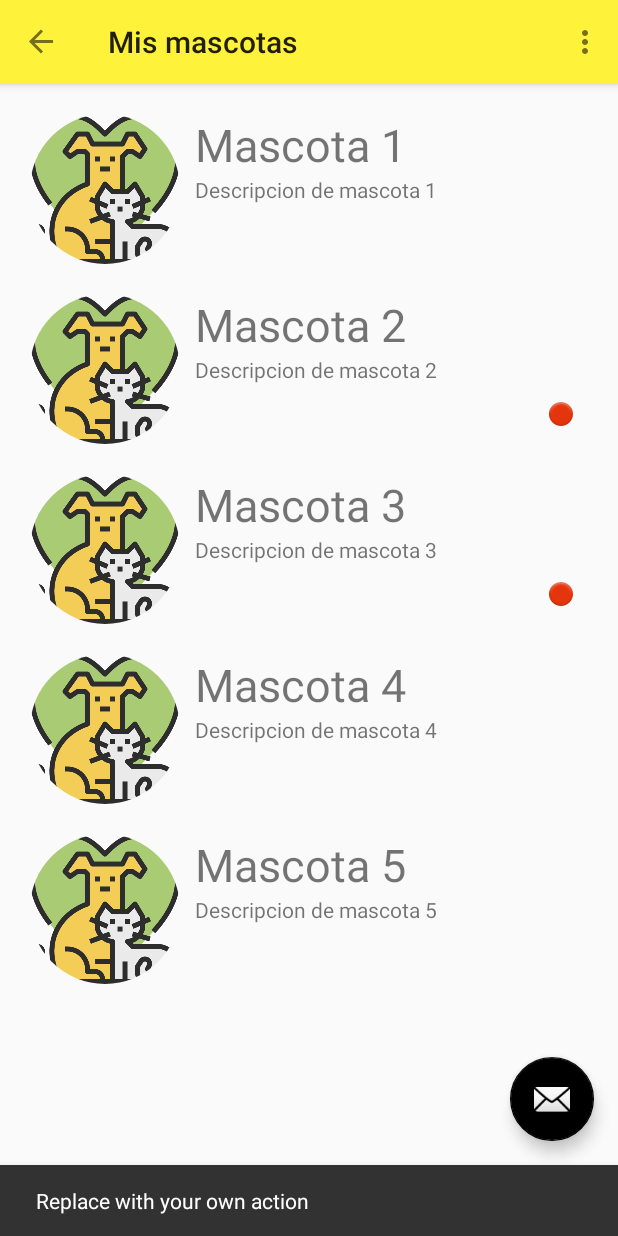
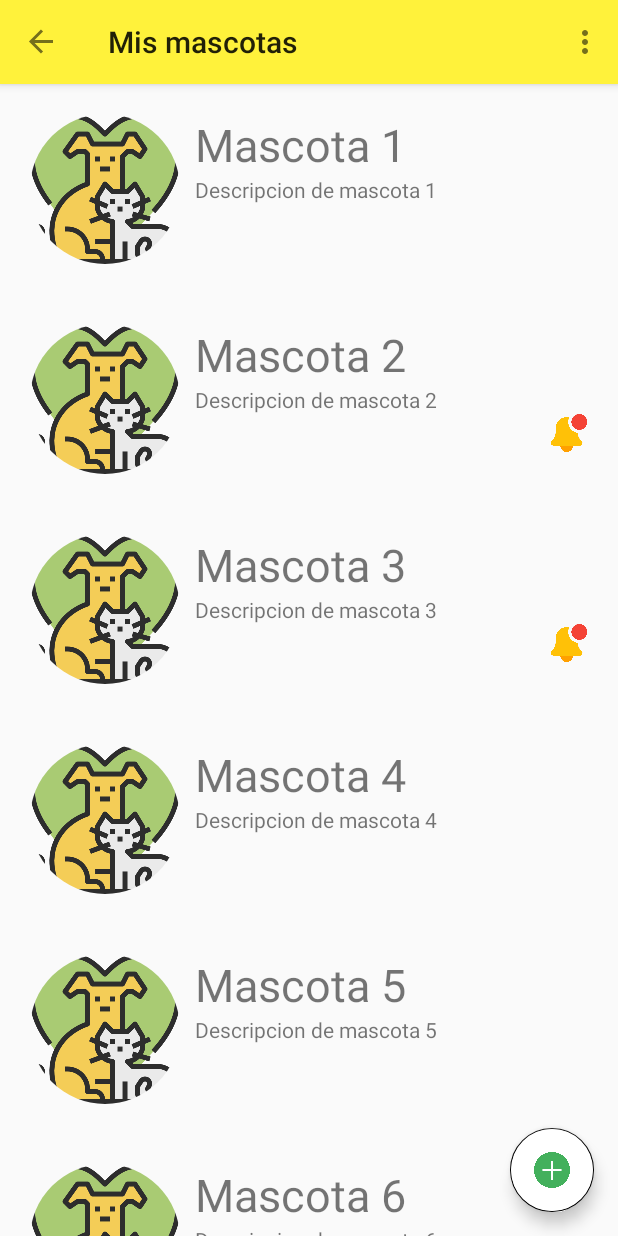
Before and after one commit to srquike/care4pets-android, an Android app: the screen it shows after launch (MainActivity), after a tap on an icon or button, on a phone screen of 412 x 824 dp. Run offline under Robolectric (Android 15) with nearby library versions, the phone set to English and light mode, and no system bars; our stand-ins replace CircleImageView, navigation-ui; 1 other tap on this screen came first.

Commit message:
Se agregó el botón flotante para agregar nueva mascota.

```diff
--- a/app/src/main/java/sv/edu/catolica/care4pets/MainActivity.java
+++ b/app/src/main/java/sv/edu/catolica/care4pets/MainActivity.java
@@ -29,13 +29,17 @@ public class MainActivity extends AppCompatActivity {
         setContentView(binding.getRoot());
 
         setSupportActionBar(binding.appBarMain.toolbar);
-        binding.appBarMain.fab.setOnClickListener(new View.OnClickListener() {
+
+        // Código para el botón flotante
+        /* binding.appBarMain.fab.setOnClickListener(new View.OnClickListener() {
             @Override
             public void onClick(View view) {
                 Snackbar.make(view, "Replace with your own action", Snackbar.LENGTH_LONG)
                         .setAction("Action", null).show();
             }
         });
+        */
+
         DrawerLayout drawer = binding.drawerLayout;
         NavigationView navigationView = binding.navView;
         // Passing each menu ID as a set of Ids because each
--- a/app/src/main/java/sv/edu/catolica/care4pets/MascotasFragment.java
+++ b/app/src/main/java/sv/edu/catolica/care4pets/MascotasFragment.java
@@ -1,6 +1,8 @@
 package sv.edu.catolica.care4pets;
 
 import android.os.Bundle;
+import android.support.design.widget.FloatingActionButton;
+import android.support.design.widget.Snackbar;
 import android.support.v4.app.Fragment;
 import android.support.v7.widget.LinearLayoutManager;
 import android.support.v7.widget.RecyclerView;
@@ -69,6 +71,15 @@ public class MascotasFragment extends Fragment {
         lstMascotas = new ArrayList<>();
         recyclerView = (RecyclerView) vistaMascotas.findViewById(R.id.rcrMascotas);
 
+        FloatingActionButton floatingActionButton = (FloatingActionButton) vistaMascotas.findViewById(R.id.fab);
+        floatingActionButton.setOnClickListener(new View.OnClickListener() {
+            @Override
+            public void onClick(View v) {
+                Snackbar.make(v, "Se hizo click en el boton nueva mascota!", Snackbar.LENGTH_LONG)
+                        .setAction("Action", null).show();
+            }
+        });
+
         recyclerView.setLayoutManager(new LinearLayoutManager(getContext()));
 
         LlenarLista();
@@ -86,5 +97,7 @@ public class MascotasFragment extends Fragment {
         lstMascotas.add(new MascotaViewHolder("Mascota 3", "Descripcion de mascota 3", R.drawable.pet, true));
         lstMascotas.add(new MascotaViewHolder("Mascota 4", "Descripcion de mascota 4", R.drawable.pet, false));
         lstMascotas.add(new MascotaViewHolder("Mascota 5", "Descripcion de mascota 5", R.drawable.pet, false));
+        lstMascotas.add(new MascotaViewHolder("Mascota 6", "Descripcion de mascota 6", R.drawable.pet, true));
+        lstMascotas.add(new MascotaViewHolder("Mascota 7", "Descripcion de mascota 7", R.drawable.pet, true));
     }
 }
--- a/app/src/main/res/layout/app_bar_main.xml
+++ b/app/src/main/res/layout/app_bar_main.xml
@@ -23,6 +23,7 @@
 
     <include layout="@layout/content_main" />
 
+    <!--
     <android.support.design.widget.FloatingActionButton
         android:id="@+id/fab"
         android:layout_width="wrap_content"
@@ -31,5 +32,5 @@
         android:layout_marginEnd="@dimen/fab_margin"
         android:layout_marginBottom="16dp"
         app:srcCompat="@android:drawable/ic_dialog_email" />
-
+    -->
 </android.support.design.widget.CoordinatorLayout>
--- a/app/src/main/res/layout/content_main.xml
+++ b/app/src/main/res/layout/content_main.xml
@@ -1,5 +1,6 @@
 <?xml version="1.0" encoding="utf-8"?>
-<android.support.constraint.ConstraintLayout xmlns:android="http://schemas.android.com/apk/res/android"
+<android.support.constraint.ConstraintLayout
+    xmlns:android="http://schemas.android.com/apk/res/android"
     xmlns:app="http://schemas.android.com/apk/res-auto"
     xmlns:tools="http://schemas.android.com/tools"
     android:layout_width="match_parent"
--- a/app/src/main/res/layout/fragment_mascotas.xml
+++ b/app/src/main/res/layout/fragment_mascotas.xml
@@ -1,17 +1,30 @@
 <?xml version="1.0" encoding="utf-8"?>
 <FrameLayout
     xmlns:android="http://schemas.android.com/apk/res/android"
+    xmlns:app="http://schemas.android.com/apk/res-auto"
     xmlns:tools="http://schemas.android.com/tools"
     android:layout_width="match_parent"
     android:layout_height="match_parent"
     tools:context=".MascotasFragment"
-    android:orientation="vertical"
-    android:padding="20dp">
+    android:orientation="vertical">
 
     <android.support.v7.widget.RecyclerView
         android:id="@+id/rcrMascotas"
         android:layout_width="match_parent"
-        android:layout_height="match_parent"
-        />
+        android:layout_height="match_parent"/>
+
+    <android.support.design.widget.FloatingActionButton
+        android:id="@+id/fab"
+        android:layout_width="wrap_content"
+        android:layout_height="wrap_content"
+        android:layout_gravity="bottom|end"
+        android:layout_marginEnd="@dimen/fab_margin"
+        android:layout_marginBottom="16dp"
+        android:backgroundTint="@color/white"
+        android:backgroundTintMode="add"
+        android:contentDescription="Boton Agregar"
+        android:src="@drawable/plus"
+        app:fabSize="auto" />
+
 
 </FrameLayout>
--- a/app/src/main/res/layout/mascota_item.xml
+++ b/app/src/main/res/layout/mascota_item.xml
@@ -10,7 +10,7 @@
         android:layout_width="match_parent"
         android:layout_height="wrap_content"
         android:orientation="horizontal"
-        android:layout_marginBottom="20dp">
+        android:layout_margin="20dp">
 
         <de.hdodenhof.circleimageview.CircleImageView
             android:id="@+id/imvFoto"
@@ -39,12 +39,11 @@
 
             <ImageView
                 android:id="@+id/imvNotificacion"
-                android:layout_width="wrap_content"
-                android:layout_height="match_parent"
-                app:srcCompat="@android:drawable/ic_notification_overlay"
+                android:layout_width="25dp"
+                android:layout_height="25dp"
                 android:layout_gravity="end"
-                android:layout_marginRight="10dp"
-                android:visibility="invisible"/>
+                android:visibility="invisible"
+                app:srcCompat="@drawable/notification" />
 
         </LinearLayout>
 
```
Also changed, not shown: app/src/main/res/drawable/notification.png (added), app/src/main/res/drawable/plus.png (added).
